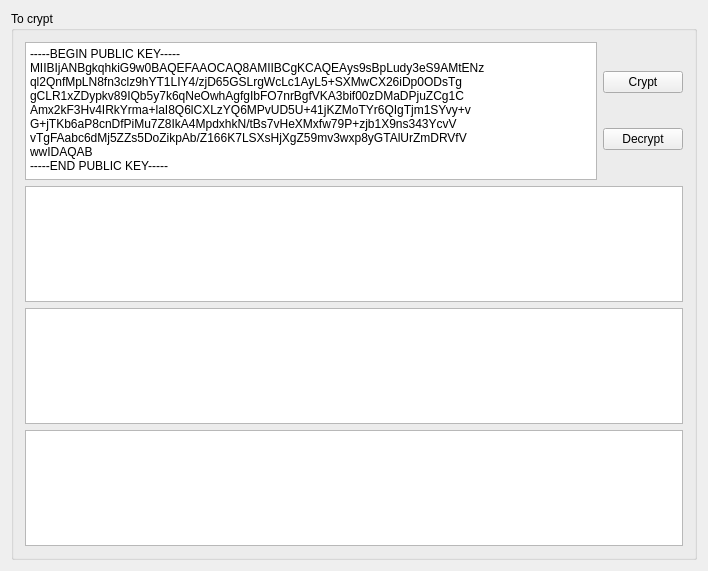
Before: the Qt Designer form maincrypt.ui in NicWeiss/Crypt-Decrypt, drawn with Qt 5.
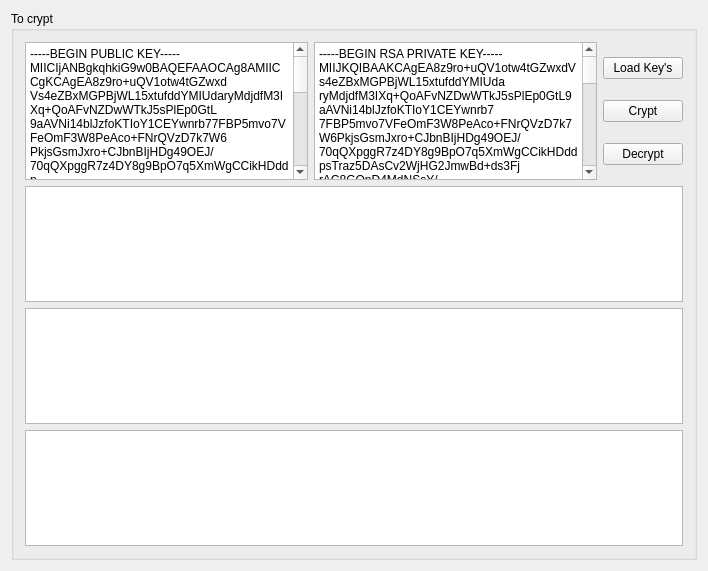
After: the same form once the commit is applied.

What changed in the file:
```diff
--- a/maincrypt.ui
+++ b/maincrypt.ui
@@ -39,21 +39,94 @@
                 <string>&lt;!DOCTYPE HTML PUBLIC &quot;-//W3C//DTD HTML 4.0//EN&quot; &quot;http://www.w3.org/TR/REC-html40/strict.dtd&quot;&gt;
 &lt;html&gt;&lt;head&gt;&lt;meta name=&quot;qrichtext&quot; content=&quot;1&quot; /&gt;&lt;style type=&quot;text/css&quot;&gt;
 p, li { white-space: pre-wrap; }
-&lt;/style&gt;&lt;/head&gt;&lt;body style=&quot; font-family:'Sans Serif'; font-size:9pt; font-weight:400; font-style:normal;&quot;&gt;
+&lt;/style&gt;&lt;/head&gt;&lt;body style=&quot; font-family:'Noto Sans'; font-size:9pt; font-weight:400; font-style:normal;&quot;&gt;
 &lt;p style=&quot; margin-top:0px; margin-bottom:0px; margin-left:0px; margin-right:0px; -qt-block-indent:0; text-indent:0px;&quot;&gt;-----BEGIN PUBLIC KEY-----&lt;/p&gt;
-&lt;p style=&quot; margin-top:0px; margin-bottom:0px; margin-left:0px; margin-right:0px; -qt-block-indent:0; text-indent:0px;&quot;&gt;MIIBIjANBgkqhkiG9w0BAQEFAAOCAQ8AMIIBCgKCAQEAys9sBpLudy3eS9AMtENz&lt;/p&gt;
-&lt;p style=&quot; margin-top:0px; margin-bottom:0px; margin-left:0px; margin-right:0px; -qt-block-indent:0; text-indent:0px;&quot;&gt;ql2QnfMpLN8fn3clz9hYT1LIY4/zjD65GSLrgWcLc1AyL5+SXMwCX26iDp0ODsTg&lt;/p&gt;
-&lt;p style=&quot; margin-top:0px; margin-bottom:0px; margin-left:0px; margin-right:0px; -qt-block-indent:0; text-indent:0px;&quot;&gt;gCLR1xZDypkv89IQb5y7k6qNeOwhAgfgIbFO7nrBgfVKA3bif00zDMaDPjuZCg1C&lt;/p&gt;
-&lt;p style=&quot; margin-top:0px; margin-bottom:0px; margin-left:0px; margin-right:0px; -qt-block-indent:0; text-indent:0px;&quot;&gt;Amx2kF3Hv4IRkYrma+laI8Q6lCXLzYQ6MPvUD5U+41jKZMoTYr6QIgTjm1SYvy+v&lt;/p&gt;
-&lt;p style=&quot; margin-top:0px; margin-bottom:0px; margin-left:0px; margin-right:0px; -qt-block-indent:0; text-indent:0px;&quot;&gt;G+jTKb6aP8cnDfPiMu7Z8IkA4MpdxhkN/tBs7vHeXMxfw79P+zjb1X9ns343YcvV&lt;/p&gt;
-&lt;p style=&quot; margin-top:0px; margin-bottom:0px; margin-left:0px; margin-right:0px; -qt-block-indent:0; text-indent:0px;&quot;&gt;vTgFAabc6dMj5ZZs5DoZikpAb/Z166K7LSXsHjXgZ59mv3wxp8yGTAlUrZmDRVfV&lt;/p&gt;
-&lt;p style=&quot; margin-top:0px; margin-bottom:0px; margin-left:0px; margin-right:0px; -qt-block-indent:0; text-indent:0px;&quot;&gt;wwIDAQAB&lt;/p&gt;
+&lt;p style=&quot; margin-top:0px; margin-bottom:0px; margin-left:0px; margin-right:0px; -qt-block-indent:0; text-indent:0px;&quot;&gt;MIICIjANBgkqhkiG9w0BAQEFAAOCAg8AMIICCgKCAgEA8z9ro+uQV1otw4tGZwxd&lt;/p&gt;
+&lt;p style=&quot; margin-top:0px; margin-bottom:0px; margin-left:0px; margin-right:0px; -qt-block-indent:0; text-indent:0px;&quot;&gt;Vs4eZBxMGPBjWL15xtufddYMIUdaryMdjdfM3IXq+QoAFvNZDwWTkJ5sPlEp0GtL&lt;/p&gt;
+&lt;p style=&quot; margin-top:0px; margin-bottom:0px; margin-left:0px; margin-right:0px; -qt-block-indent:0; text-indent:0px;&quot;&gt;9aAVNi14blJzfoKTIoY1CEYwnrb77FBP5mvo7VFeOmF3W8PeAco+FNrQVzD7k7W6&lt;/p&gt;
+&lt;p style=&quot; margin-top:0px; margin-bottom:0px; margin-left:0px; margin-right:0px; -qt-block-indent:0; text-indent:0px;&quot;&gt;PkjsGsmJxro+CJbnBIjHDg49OEJ/70qQXpggR7z4DY8g9BpO7q5XmWgCCikHDddp&lt;/p&gt;
+&lt;p style=&quot; margin-top:0px; margin-bottom:0px; margin-left:0px; margin-right:0px; -qt-block-indent:0; text-indent:0px;&quot;&gt;sTraz5DAsCv2WjHG2JmwBd+ds3FjrAC8GQnD4MdNSsY/YqW2qiCNYVyffAWilPlC&lt;/p&gt;
+&lt;p style=&quot; margin-top:0px; margin-bottom:0px; margin-left:0px; margin-right:0px; -qt-block-indent:0; text-indent:0px;&quot;&gt;aRbS0hdqEFWtt83EiPWiCsAKX4H+fAvoT0/hJHvSO4yiGh2yKJ2TkXywSuFuWh6x&lt;/p&gt;
+&lt;p style=&quot; margin-top:0px; margin-bottom:0px; margin-left:0px; margin-right:0px; -qt-block-indent:0; text-indent:0px;&quot;&gt;/baCWfGc4PQc+BWa30Wlh794+JbhFyA02N0icpRBAopi2/FgXXMg3kWTWxNV+sKv&lt;/p&gt;
+&lt;p style=&quot; margin-top:0px; margin-bottom:0px; margin-left:0px; margin-right:0px; -qt-block-indent:0; text-indent:0px;&quot;&gt;JIW9hFeWnKc9aHjmJ/wSSFA6+Es4wiKQrE+BYgx48GiGI10GdTPjCb4L/z/eFTYA&lt;/p&gt;
+&lt;p style=&quot; margin-top:0px; margin-bottom:0px; margin-left:0px; margin-right:0px; -qt-block-indent:0; text-indent:0px;&quot;&gt;0CPrJul2wtxqkYAZ4dU964M1OV2EqlMCrPazijzyPKwJMi2anQnmzAIts0BAP456&lt;/p&gt;
+&lt;p style=&quot; margin-top:0px; margin-bottom:0px; margin-left:0px; margin-right:0px; -qt-block-indent:0; text-indent:0px;&quot;&gt;LWZ2P9oMxJXwFUDquqCMK+ShuE/NRJUiv0FGaY2aIFgiNf8q/uOZCF2Y+RyHL+0s&lt;/p&gt;
+&lt;p style=&quot; margin-top:0px; margin-bottom:0px; margin-left:0px; margin-right:0px; -qt-block-indent:0; text-indent:0px;&quot;&gt;NV/+AsoL3Y34YZq5zKsxsNSKCmw+Zcn5ObNVP31eHUFa9ynnNHuwEH0+t5bxDPBY&lt;/p&gt;
+&lt;p style=&quot; margin-top:0px; margin-bottom:0px; margin-left:0px; margin-right:0px; -qt-block-indent:0; text-indent:0px;&quot;&gt;wKVwup4LhgVDakOUGLT0ylMCAwEAAQ==&lt;/p&gt;
 &lt;p style=&quot; margin-top:0px; margin-bottom:0px; margin-left:0px; margin-right:0px; -qt-block-indent:0; text-indent:0px;&quot;&gt;-----END PUBLIC KEY-----&lt;/p&gt;&lt;/body&gt;&lt;/html&gt;</string>
                </property>
               </widget>
              </item>
+             <item>
+              <widget class="QTextEdit" name="textEdit_5">
+               <property name="html">
+                <string>&lt;!DOCTYPE HTML PUBLIC &quot;-//W3C//DTD HTML 4.0//EN&quot; &quot;http://www.w3.org/TR/REC-html40/strict.dtd&quot;&gt;
+&lt;html&gt;&lt;head&gt;&lt;meta name=&quot;qrichtext&quot; content=&quot;1&quot; /&gt;&lt;style type=&quot;text/css&quot;&gt;
+p, li { white-space: pre-wrap; }
+&lt;/style&gt;&lt;/head&gt;&lt;body style=&quot; font-family:'Noto Sans'; font-size:9pt; font-weight:400; font-style:normal;&quot;&gt;
+&lt;p style=&quot; margin-top:0px; margin-bottom:0px; margin-left:0px; margin-right:0px; -qt-block-indent:0; text-indent:0px;&quot;&gt;-----BEGIN RSA PRIVATE KEY-----&lt;/p&gt;
+&lt;p style=&quot; margin-top:0px; margin-bottom:0px; margin-left:0px; margin-right:0px; -qt-block-indent:0; text-indent:0px;&quot;&gt;MIIJKQIBAAKCAgEA8z9ro+uQV1otw4tGZwxdVs4eZBxMGPBjWL15xtufddYMIUda&lt;/p&gt;
+&lt;p style=&quot; margin-top:0px; margin-bottom:0px; margin-left:0px; margin-right:0px; -qt-block-indent:0; text-indent:0px;&quot;&gt;ryMdjdfM3IXq+QoAFvNZDwWTkJ5sPlEp0GtL9aAVNi14blJzfoKTIoY1CEYwnrb7&lt;/p&gt;
+&lt;p style=&quot; margin-top:0px; margin-bottom:0px; margin-left:0px; margin-right:0px; -qt-block-indent:0; text-indent:0px;&quot;&gt;7FBP5mvo7VFeOmF3W8PeAco+FNrQVzD7k7W6PkjsGsmJxro+CJbnBIjHDg49OEJ/&lt;/p&gt;
+&lt;p style=&quot; margin-top:0px; margin-bottom:0px; margin-left:0px; margin-right:0px; -qt-block-indent:0; text-indent:0px;&quot;&gt;70qQXpggR7z4DY8g9BpO7q5XmWgCCikHDddpsTraz5DAsCv2WjHG2JmwBd+ds3Fj&lt;/p&gt;
+&lt;p style=&quot; margin-top:0px; margin-bottom:0px; margin-left:0px; margin-right:0px; -qt-block-indent:0; text-indent:0px;&quot;&gt;rAC8GQnD4MdNSsY/YqW2qiCNYVyffAWilPlCaRbS0hdqEFWtt83EiPWiCsAKX4H+&lt;/p&gt;
+&lt;p style=&quot; margin-top:0px; margin-bottom:0px; margin-left:0px; margin-right:0px; -qt-block-indent:0; text-indent:0px;&quot;&gt;fAvoT0/hJHvSO4yiGh2yKJ2TkXywSuFuWh6x/baCWfGc4PQc+BWa30Wlh794+Jbh&lt;/p&gt;
+&lt;p style=&quot; margin-top:0px; margin-bottom:0px; margin-left:0px; margin-right:0px; -qt-block-indent:0; text-indent:0px;&quot;&gt;FyA02N0icpRBAopi2/FgXXMg3kWTWxNV+sKvJIW9hFeWnKc9aHjmJ/wSSFA6+Es4&lt;/p&gt;
+&lt;p style=&quot; margin-top:0px; margin-bottom:0px; margin-left:0px; margin-right:0px; -qt-block-indent:0; text-indent:0px;&quot;&gt;wiKQrE+BYgx48GiGI10GdTPjCb4L/z/eFTYA0CPrJul2wtxqkYAZ4dU964M1OV2E&lt;/p&gt;
+&lt;p style=&quot; margin-top:0px; margin-bottom:0px; margin-left:0px; margin-right:0px; -qt-block-indent:0; text-indent:0px;&quot;&gt;qlMCrPazijzyPKwJMi2anQnmzAIts0BAP456LWZ2P9oMxJXwFUDquqCMK+ShuE/N&lt;/p&gt;
+&lt;p style=&quot; margin-top:0px; margin-bottom:0px; margin-left:0px; margin-right:0px; -qt-block-indent:0; text-indent:0px;&quot;&gt;RJUiv0FGaY2aIFgiNf8q/uOZCF2Y+RyHL+0sNV/+AsoL3Y34YZq5zKsxsNSKCmw+&lt;/p&gt;
+&lt;p style=&quot; margin-top:0px; margin-bottom:0px; margin-left:0px; margin-right:0px; -qt-block-indent:0; text-indent:0px;&quot;&gt;Zcn5ObNVP31eHUFa9ynnNHuwEH0+t5bxDPBYwKVwup4LhgVDakOUGLT0ylMCAwEA&lt;/p&gt;
+&lt;p style=&quot; margin-top:0px; margin-bottom:0px; margin-left:0px; margin-right:0px; -qt-block-indent:0; text-indent:0px;&quot;&gt;AQKCAgAZQ9ITUYlJeWVddR7X3zHmrTv82++Pe5BmDDAU1oTmgVf7MOUbYcNVE0AE&lt;/p&gt;
+&lt;p style=&quot; margin-top:0px; margin-bottom:0px; margin-left:0px; margin-right:0px; -qt-block-indent:0; text-indent:0px;&quot;&gt;+6ffPAmsWJQ8ejDMiZfmlRmJu0tFdN4fJXPnyYqTbk6H/HaPqHKuWYUrE2BpJ3Yn&lt;/p&gt;
+&lt;p style=&quot; margin-top:0px; margin-bottom:0px; margin-left:0px; margin-right:0px; -qt-block-indent:0; text-indent:0px;&quot;&gt;CBeIas0x69MoTnBKTDvtgnnu6qYwh/R2B87WpEuDKuFN2EMMk7AKIuYU3aLHIHfh&lt;/p&gt;
+&lt;p style=&quot; margin-top:0px; margin-bottom:0px; margin-left:0px; margin-right:0px; -qt-block-indent:0; text-indent:0px;&quot;&gt;25/MELy0ffMK2XLhzSrBEWfZKTGiJeHKQ1ewNLC+x4LGxpfA1GwV0kYu/FiNJTWC&lt;/p&gt;
+&lt;p style=&quot; margin-top:0px; margin-bottom:0px; margin-left:0px; margin-right:0px; -qt-block-indent:0; text-indent:0px;&quot;&gt;KFE/3f2BaoLhgsYMgclS4Wb0oDsknSlChwoOLkf/2lB6hUDSawXoy6C6E6aKblqN&lt;/p&gt;
+&lt;p style=&quot; margin-top:0px; margin-bottom:0px; margin-left:0px; margin-right:0px; -qt-block-indent:0; text-indent:0px;&quot;&gt;Jos8givoGIODsnI8Xz4UWPvUQnHsG2qQfmLr2ZaA3cMgvq1uMCLFiTzczRnzLS+7&lt;/p&gt;
+&lt;p style=&quot; margin-top:0px; margin-bottom:0px; margin-left:0px; margin-right:0px; -qt-block-indent:0; text-indent:0px;&quot;&gt;v1SAsYFmfWlxHQTOUMDYGFV4rVPfBLicUdyp1FBZaCSG5VTVw5dJwqdRkyYmz7+/&lt;/p&gt;
+&lt;p style=&quot; margin-top:0px; margin-bottom:0px; margin-left:0px; margin-right:0px; -qt-block-indent:0; text-indent:0px;&quot;&gt;ziRYpghP4xw/BWsyRSCGODtPwRvxS24xMTIMZr6KD+iBqFjKjrMr0WP6rRcyBMFl&lt;/p&gt;
+&lt;p style=&quot; margin-top:0px; margin-bottom:0px; margin-left:0px; margin-right:0px; -qt-block-indent:0; text-indent:0px;&quot;&gt;exNaTIlXxvsbz/FwR1eScgaSuMOf1u5k6uFG5bnLhHz3yt6JTgiUxo4YdFnafY04&lt;/p&gt;
+&lt;p style=&quot; margin-top:0px; margin-bottom:0px; margin-left:0px; margin-right:0px; -qt-block-indent:0; text-indent:0px;&quot;&gt;bMb/+RYkJwl+3r6yId1tlP/7lBb80TkLK1aC6auEIlP8/E+jEaDaQI2Ga07XSeSw&lt;/p&gt;
+&lt;p style=&quot; margin-top:0px; margin-bottom:0px; margin-left:0px; margin-right:0px; -qt-block-indent:0; text-indent:0px;&quot;&gt;G5/76t0oa8L2ViXPe2VGCMix+kM8b3siojJy/I9vK0Oy8MtdMQKCAQEA/o+1PR4H&lt;/p&gt;
+&lt;p style=&quot; margin-top:0px; margin-bottom:0px; margin-left:0px; margin-right:0px; -qt-block-indent:0; text-indent:0px;&quot;&gt;Lp+OjAHL6tnw45OjlybRz63a8WmrBibs1NhGmQZdE8RculfX67C1qj7uqYG6tifq&lt;/p&gt;
+&lt;p style=&quot; margin-top:0px; margin-bottom:0px; margin-left:0px; margin-right:0px; -qt-block-indent:0; text-indent:0px;&quot;&gt;GtoyBnvrJD5Uix0GafE3mnqkP86PIala0VdFDXRMHjt0Q2wElaRMQ/rHV9xapko/&lt;/p&gt;
+&lt;p style=&quot; margin-top:0px; margin-bottom:0px; margin-left:0px; margin-right:0px; -qt-block-indent:0; text-indent:0px;&quot;&gt;6+D6WF4iZkUzl3mtvJKZldRuqSiEyJnqTddluYl9SKA6pMKU66+w+8K+C0g0U0Mt&lt;/p&gt;
+&lt;p style=&quot; margin-top:0px; margin-bottom:0px; margin-left:0px; margin-right:0px; -qt-block-indent:0; text-indent:0px;&quot;&gt;p5LK8cTAIgrxRchtZBaP026YxGcxsmxiX9pHF82kfIzmVgORs5WWTCGDKJIhl0ZD&lt;/p&gt;
+&lt;p style=&quot; margin-top:0px; margin-bottom:0px; margin-left:0px; margin-right:0px; -qt-block-indent:0; text-indent:0px;&quot;&gt;FlXdUJITXHfNq5rqYGE/km+UYp2rqIKU+ztPrp8XvjgrhcK8w9gHtZGCZNZ0eSA5&lt;/p&gt;
+&lt;p style=&quot; margin-top:0px; margin-bottom:0px; margin-left:0px; margin-right:0px; -qt-block-indent:0; text-indent:0px;&quot;&gt;n9hzfmgTMn5UuwKCAQEA9J9YIuXjfivSmu+Eo2kPfDjCefo0F186unVQCIuV/aut&lt;/p&gt;
+&lt;p style=&quot; margin-top:0px; margin-bottom:0px; margin-left:0px; margin-right:0px; -qt-block-indent:0; text-indent:0px;&quot;&gt;zDAWBICsNVQ6CZziAUnf3Yazr+mJtOKQpp4sYD5Xt4nUePNwtvTTJm40lxbI6WV6&lt;/p&gt;
+&lt;p style=&quot; margin-top:0px; margin-bottom:0px; margin-left:0px; margin-right:0px; -qt-block-indent:0; text-indent:0px;&quot;&gt;jr95PZYlNLf/c0wtCwHE+aiOFMsyPWlBKmt4ZZcXPVC332IPfssQ6Va8oIDjFsot&lt;/p&gt;
+&lt;p style=&quot; margin-top:0px; margin-bottom:0px; margin-left:0px; margin-right:0px; -qt-block-indent:0; text-indent:0px;&quot;&gt;BPnjzip3T4JLD9Dgbw0CRWVVwUx5mLRE66fxP6YdwON93/wX1n1SxnHaoArZ1ZoP&lt;/p&gt;
+&lt;p style=&quot; margin-top:0px; margin-bottom:0px; margin-left:0px; margin-right:0px; -qt-block-indent:0; text-indent:0px;&quot;&gt;lCaPrzvwEI0Jv8KbBJHdMeXxDgDAe4er+Oqi2BYDdJrjEWaSPADXfqzliuqEhNBd&lt;/p&gt;
+&lt;p style=&quot; margin-top:0px; margin-bottom:0px; margin-left:0px; margin-right:0px; -qt-block-indent:0; text-indent:0px;&quot;&gt;eKwb8joxarAWulLyPS1cdmYRvkho5yaaJvVoEAJTSQKCAQAgwnm+fcjK1TnRBsIp&lt;/p&gt;
+&lt;p style=&quot; margin-top:0px; margin-bottom:0px; margin-left:0px; margin-right:0px; -qt-block-indent:0; text-indent:0px;&quot;&gt;XRbFEtDwuMwzf9o3SzP5PLUpxxN+yfTcgF62lGtzJ3CZkjPAmLNgkc5s2jup3fSq&lt;/p&gt;
+&lt;p style=&quot; margin-top:0px; margin-bottom:0px; margin-left:0px; margin-right:0px; -qt-block-indent:0; text-indent:0px;&quot;&gt;22Kh7IBQzfwr4zCUDY8Z8+N+IU7/pkHNejVCH/qPD2/JJ9LTmcYItHF5d6CAEs02&lt;/p&gt;
+&lt;p style=&quot; margin-top:0px; margin-bottom:0px; margin-left:0px; margin-right:0px; -qt-block-indent:0; text-indent:0px;&quot;&gt;gB1dlwkmxW8Cey4qks5Tyor+rYOn1uvKluQ1I91qX1fVboBqj0Y8mN6dPCTl7D4V&lt;/p&gt;
+&lt;p style=&quot; margin-top:0px; margin-bottom:0px; margin-left:0px; margin-right:0px; -qt-block-indent:0; text-indent:0px;&quot;&gt;o3bdVifNw6GKwibiz6zzm0Mltr+DbrGGXdOeqiLsC4omDgIFDJlKEH69txseLU5U&lt;/p&gt;
+&lt;p style=&quot; margin-top:0px; margin-bottom:0px; margin-left:0px; margin-right:0px; -qt-block-indent:0; text-indent:0px;&quot;&gt;jg5n0S3sbVdzDuz3q/bVXsixdDaS8GJr1mqzchY81eZYFXvEYlzm4aDI02A5mkcu&lt;/p&gt;
+&lt;p style=&quot; margin-top:0px; margin-bottom:0px; margin-left:0px; margin-right:0px; -qt-block-indent:0; text-indent:0px;&quot;&gt;LlfVAoIBAQDeJB2rg0w1daJJJJ00r+FqEzk3/6hyWP5B+Op2+Bt7Qv4O4NP9vsOj&lt;/p&gt;
+&lt;p style=&quot; margin-top:0px; margin-bottom:0px; margin-left:0px; margin-right:0px; -qt-block-indent:0; text-indent:0px;&quot;&gt;ohsaQ6dROD7dMsfWRaPR6bUmOZlexP5vI/EY7Sk8W9OroISNeBl3KbpEC0kUTlb3&lt;/p&gt;
+&lt;p style=&quot; margin-top:0px; margin-bottom:0px; margin-left:0px; margin-right:0px; -qt-block-indent:0; text-indent:0px;&quot;&gt;KugFUfXNewvfE9wCsgurjPuqg/HPf4eRHM39Q1WC9PEklKmyr5iJR4veavceb53t&lt;/p&gt;
+&lt;p style=&quot; margin-top:0px; margin-bottom:0px; margin-left:0px; margin-right:0px; -qt-block-indent:0; text-indent:0px;&quot;&gt;TArSEALfldasIjvfz4zUyU+VGOuRu05lrbDPSGR1WVVj9Fxu3au3t7HR/bqZjTqS&lt;/p&gt;
+&lt;p style=&quot; margin-top:0px; margin-bottom:0px; margin-left:0px; margin-right:0px; -qt-block-indent:0; text-indent:0px;&quot;&gt;LSHfS9/uJG/UMlXXO4OQKkJXRuwegs8cgtMVKCo/5xvKY0QIBLPW0Ekxnkm6jHH3&lt;/p&gt;
+&lt;p style=&quot; margin-top:0px; margin-bottom:0px; margin-left:0px; margin-right:0px; -qt-block-indent:0; text-indent:0px;&quot;&gt;ynS5Oz3TpG/E7SfLvoHU908hddXMQ/BRAoIBAQChWCLrCb0Evu4gSOCB8H92/4MA&lt;/p&gt;
+&lt;p style=&quot; margin-top:0px; margin-bottom:0px; margin-left:0px; margin-right:0px; -qt-block-indent:0; text-indent:0px;&quot;&gt;xru2SGsLHHO4h3U/KwLb9HtdyKOu9cyAhgJZj53epbzvacanyR6GHb1gO6c1l7Uy&lt;/p&gt;
+&lt;p style=&quot; margin-top:0px; margin-bottom:0px; margin-left:0px; margin-right:0px; -qt-block-indent:0; text-indent:0px;&quot;&gt;ke6sfnWzgVwL+w2atC1qMwquuNqw2/HIlNP/71p6lAFlA4YHR0uXNi3Y+DwHkyVV&lt;/p&gt;
+&lt;p style=&quot; margin-top:0px; margin-bottom:0px; margin-left:0px; margin-right:0px; -qt-block-indent:0; text-indent:0px;&quot;&gt;65EooC+7D5XvdG01AqFRinTuWHByMhyTI94+IdE1aboulEeE+XNOnA8E+cYWg38I&lt;/p&gt;
+&lt;p style=&quot; margin-top:0px; margin-bottom:0px; margin-left:0px; margin-right:0px; -qt-block-indent:0; text-indent:0px;&quot;&gt;M4S3QdJi2ujKBNorPUMsIQmyFaZpoNRzUQSyZ9nqE/ftjoLOLf0gYiFUYQr/e+wt&lt;/p&gt;
+&lt;p style=&quot; margin-top:0px; margin-bottom:0px; margin-left:0px; margin-right:0px; -qt-block-indent:0; text-indent:0px;&quot;&gt;AW2SUSuwm6AHXyKY/nP2Ntms6WJVSD3yI4CLJMdmr8Aj9p5tdqRLqQFzxgCc&lt;/p&gt;
+&lt;p style=&quot; margin-top:0px; margin-bottom:0px; margin-left:0px; margin-right:0px; -qt-block-indent:0; text-indent:0px;&quot;&gt;-----END RSA PRIVATE KEY-----&lt;/p&gt;&lt;/body&gt;&lt;/html&gt;</string>
+               </property>
+              </widget>
+             </item>
              <item>
               <layout class="QVBoxLayout" name="verticalLayout">
+               <item>
+                <widget class="QPushButton" name="pushButton_3">
+                 <property name="text">
+                  <string>Load Key's</string>
+                 </property>
+                </widget>
+               </item>
                <item>
                 <widget class="QPushButton" name="pushButton">
                  <property name="text">
```
